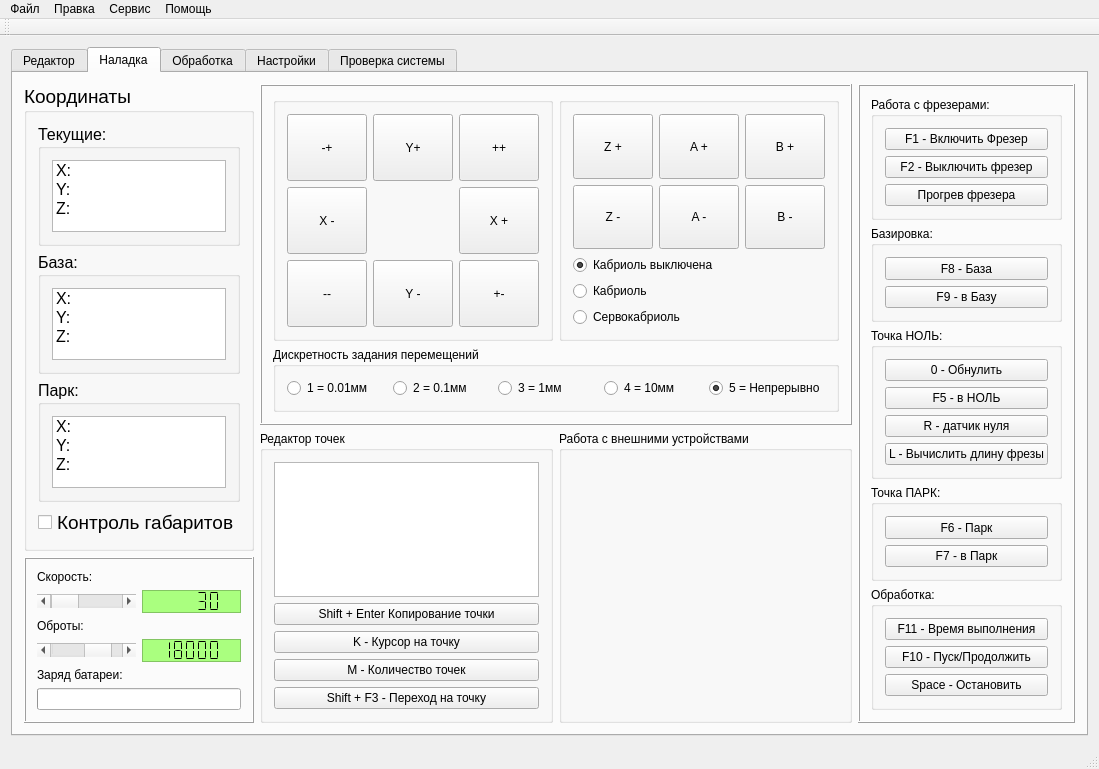
Old version of the form KAMEditor/mainwindow.ui in the repository Xtail96/SML.
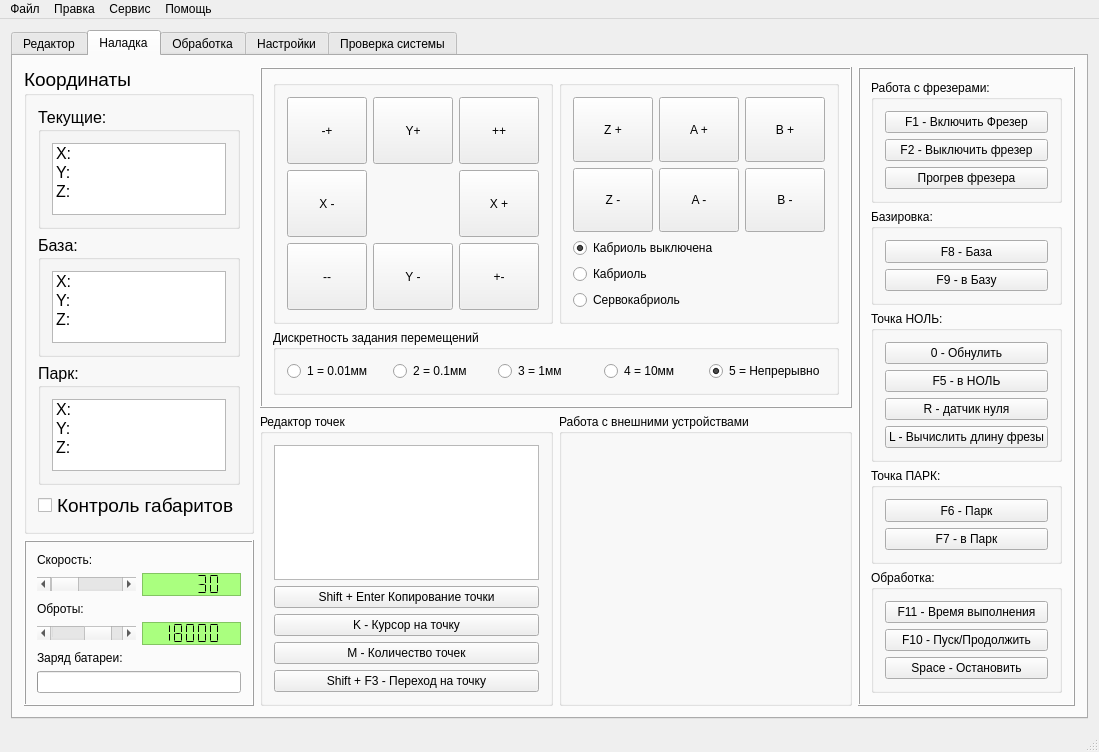
New version of the form.

Commit message: Удален QToolBar

```diff
--- a/KAMEditor/mainwindow.ui
+++ b/KAMEditor/mainwindow.ui
@@ -2207,14 +2207,6 @@
    <addaction name="service_menu"/>
    <addaction name="help_menu"/>
   </widget>
-  <widget class="QToolBar" name="mainToolBar">
-   <attribute name="toolBarArea">
-    <enum>TopToolBarArea</enum>
-   </attribute>
-   <attribute name="toolBarBreak">
-    <bool>false</bool>
-   </attribute>
-  </widget>
   <widget class="QStatusBar" name="statusBar">
    <property name="minimumSize">
     <size>
```
